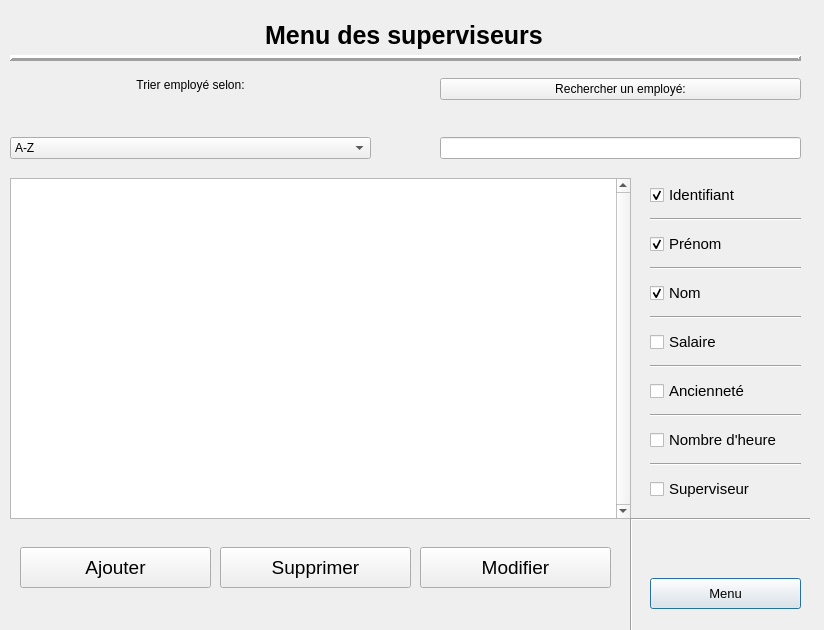
Before: the Qt Designer form UI/MenuSuperviseur.ui in LePerron/Application-gestion-employes-projet-session-2023, drawn with Qt 5.
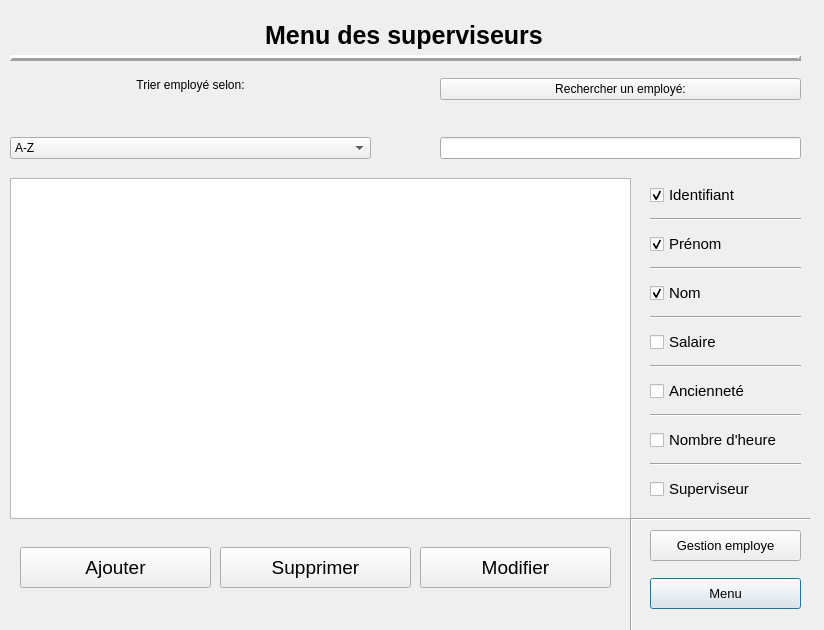
After: the same form once the commit is applied.

Diff of the .ui file:
```diff
--- a/UI/MenuSuperviseur.ui
+++ b/UI/MenuSuperviseur.ui
@@ -17,7 +17,7 @@
    <property name="geometry">
     <rect>
      <x>20</x>
-     <y>508</y>
+     <y>520</y>
      <width>591</width>
      <height>31</height>
     </rect>
@@ -342,25 +342,6 @@
     <set>Qt::AlignCenter</set>
    </property>
   </widget>
-  <widget class="QListView" name="listViewEmploye">
-   <property name="geometry">
-    <rect>
-     <x>10</x>
-     <y>178</y>
-     <width>621</width>
-     <height>341</height>
-    </rect>
-   </property>
-   <property name="verticalScrollBarPolicy">
-    <enum>Qt::ScrollBarAlwaysOn</enum>
-   </property>
-   <property name="horizontalScrollBarPolicy">
-    <enum>Qt::ScrollBarAlwaysOff</enum>
-   </property>
-   <property name="editTriggers">
-    <set>QAbstractItemView::NoEditTriggers</set>
-   </property>
-  </widget>
   <widget class="QWidget" name="verticalLayoutWidget">
    <property name="geometry">
     <rect>
@@ -476,6 +457,40 @@
     <string>Modifier</string>
    </property>
   </widget>
+  <widget class="QPushButton" name="pushButtonRetournerEmploye">
+   <property name="geometry">
+    <rect>
+     <x>650</x>
+     <y>530</y>
+     <width>151</width>
+     <height>31</height>
+    </rect>
+   </property>
+   <property name="sizePolicy">
+    <sizepolicy hsizetype="Minimum" vsizetype="Fixed">
+     <horstretch>0</horstretch>
+     <verstretch>13</verstretch>
+    </sizepolicy>
+   </property>
+   <property name="font">
+    <font>
+     <pointsize>10</pointsize>
+    </font>
+   </property>
+   <property name="text">
+    <string>Gestion employe</string>
+   </property>
+  </widget>
+  <widget class="QColumnView" name="columnViewSuperviseur">
+   <property name="geometry">
+    <rect>
+     <x>10</x>
+     <y>178</y>
+     <width>621</width>
+     <height>341</height>
+    </rect>
+   </property>
+  </widget>
  </widget>
  <resources/>
  <connections/>
```
